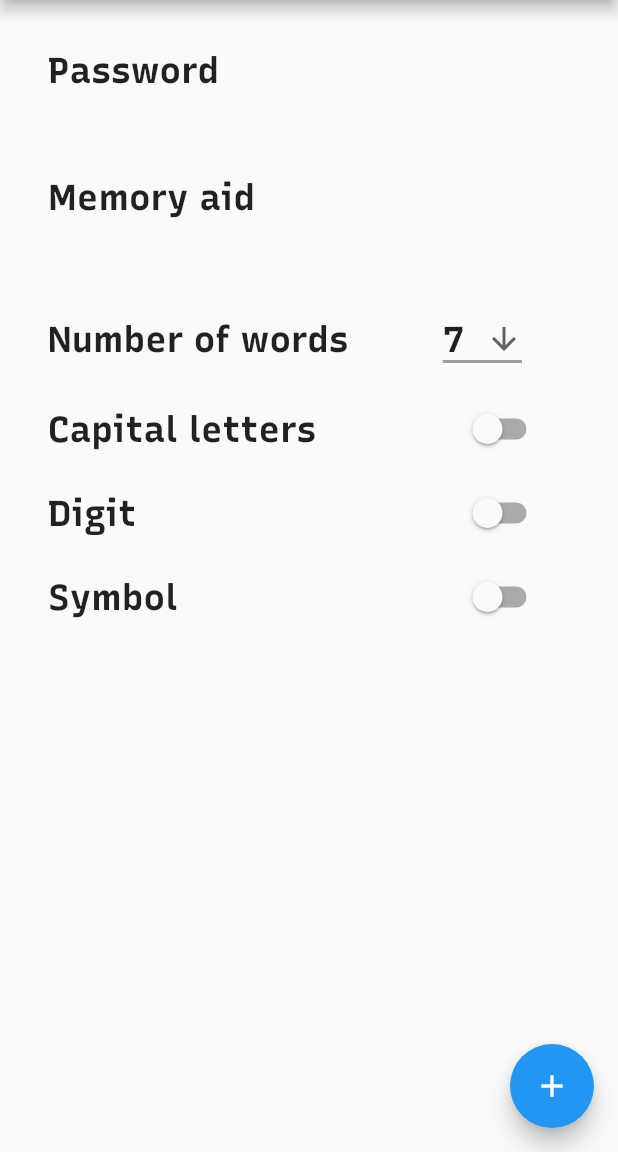
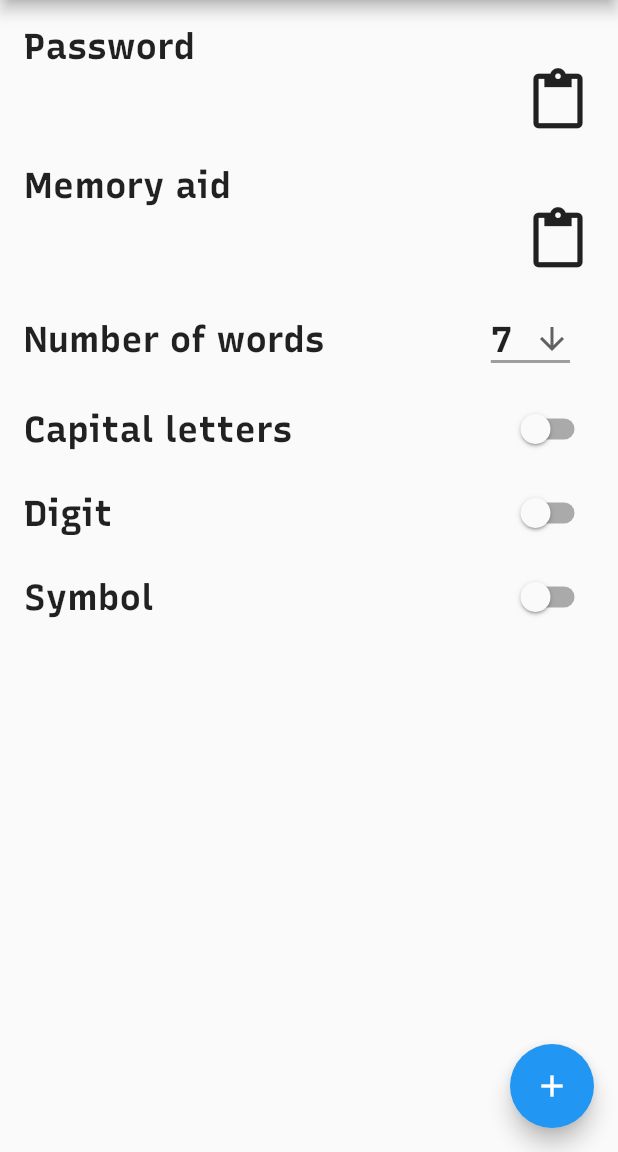
Before and after one commit to asimihsan/ezmempass, a Flutter app: the screen it shows after launch, on a phone screen of 412 x 824 dp, the part 84-1236 px from its top. Run offline on Flutter 3.47's test engine with Material 2 defaults, Android fonts, the light colour scheme and no system bars; our stand-ins replace share, shared_preferences; missing offline and left inert: protobuf; statements that could not run were skipped.

Commit message:
share password / memory aid

```diff
--- a/flutter_app/lib/main.dart
+++ b/flutter_app/lib/main.dart
@@ -1,9 +1,12 @@
 import 'dart:convert';
+import 'dart:io';
 import 'dart:typed_data';
 
+import 'package:flutter/cupertino.dart';
 import 'package:flutter/material.dart';
 import 'package:flutter/services.dart';
 import 'package:flutter_app/gen/protos/preferences.pb.dart';
+import 'package:share/share.dart';
 import 'package:shared_preferences/shared_preferences.dart';
 
 void main() {
@@ -139,6 +142,17 @@ class _MyHomePageState extends State<MyHomePage> {
   @override
   Widget build(BuildContext context) {
     // ------------------------------------------------------------------------
+    //  Shared widgets
+    // ------------------------------------------------------------------------
+    Icon shareIcon;
+    if (Platform.isAndroid) {
+      shareIcon = Icon(Icons.content_paste, size: 44);
+    } else {
+      shareIcon = Icon(CupertinoIcons.share, size: 44);
+    }
+    // ------------------------------------------------------------------------
+
+    // ------------------------------------------------------------------------
     //  Password
     // ------------------------------------------------------------------------
     final Widget passwordLabel = Text(
@@ -153,8 +167,16 @@ class _MyHomePageState extends State<MyHomePage> {
             fontFamily: 'RecursiveMonoLinear'),
       )
     );
+    final Widget passwordValueCopyButton = IconButton(
+      icon: shareIcon,
+      alignment: Alignment.topCenter,
+      padding: const EdgeInsets.all(0),
+      onPressed: () {
+        Share.share(_password);
+      },
+    );
     final Widget passwordContainer = Container(
-        padding: const EdgeInsets.all(32),
+        padding: const EdgeInsets.all(16),
         child: Column(
           children: <Widget>[
             Row(
@@ -164,7 +186,8 @@ class _MyHomePageState extends State<MyHomePage> {
             ),
             Row(
               children: <Widget>[
-                passwordValue
+                passwordValue,
+                passwordValueCopyButton
               ],
             )
           ],
@@ -187,8 +210,16 @@ class _MyHomePageState extends State<MyHomePage> {
             fontFamily: 'RecursiveMonoLinear'),
       )
     );
+    final Widget passphraseValueCopyButton = IconButton(
+      icon: shareIcon,
+      alignment: Alignment.topCenter,
+      padding: const EdgeInsets.all(0),
+      onPressed: () {
+        Share.share(_passphrase);
+      },
+    );
     final Widget passphraseContainer = Container(
-        padding: const EdgeInsets.fromLTRB(32, 0, 32, 32),
+        padding: const EdgeInsets.fromLTRB(16, 0, 16, 16),
         child: Column(
           children: <Widget>[
             Row(
@@ -198,7 +229,8 @@ class _MyHomePageState extends State<MyHomePage> {
             ),
             Row(
               children: <Widget>[
-                passphraseValue
+                passphraseValue,
+                passphraseValueCopyButton
               ],
             )
           ],
@@ -244,7 +276,7 @@ class _MyHomePageState extends State<MyHomePage> {
       }).toList(growable: false),
     );
     final Widget numberOfWordsContainer = Container(
-        padding: const EdgeInsets.fromLTRB(32, 0, 64, 8),
+        padding: const EdgeInsets.fromLTRB(16, 0, 32, 8),
         child: Column(
           children: <Widget>[
             Row(
@@ -277,7 +309,7 @@ class _MyHomePageState extends State<MyHomePage> {
       }
     );
     final Widget capitalLetterContainer = Container(
-      padding: const EdgeInsets.fromLTRB(16, 0, 32, 0),
+      padding: const EdgeInsets.fromLTRB(0, 0, 0, 0),
       child: capitalLetterSwitch
     );
     // ------------------------------------------------------------------------
@@ -300,7 +332,7 @@ class _MyHomePageState extends State<MyHomePage> {
         }
     );
     final Widget digitContainer = Container(
-        padding: const EdgeInsets.fromLTRB(16, 0, 32, 0),
+        padding: const EdgeInsets.fromLTRB(0, 0, 0, 0),
         child: digitSwitch
     );
     // ------------------------------------------------------------------------
@@ -323,11 +355,10 @@ class _MyHomePageState extends State<MyHomePage> {
         }
     );
     final Widget symbolContainer = Container(
-        padding: const EdgeInsets.fromLTRB(16, 0, 32, 0),
+        padding: const EdgeInsets.fromLTRB(0, 0, 0, 0),
         child: symbolSwitch
     );
     // ------------------------------------------------------------------------
-
 
     return Scaffold(
       appBar: AppBar(
--- a/flutter_app/pubspec.yaml
+++ b/flutter_app/pubspec.yaml
@@ -21,6 +21,7 @@ dependencies:
     sdk: flutter
   shared_preferences: ^0.5.4+5
   protobuf: ^1.0.1
+  share: ^0.6.3+1
 
   # The following adds the Cupertino Icons font to your application.
   # Use with the CupertinoIcons class for iOS style icons.
```
Also changed, not shown: flutter_app/pubspec.lock, 2 other files.
